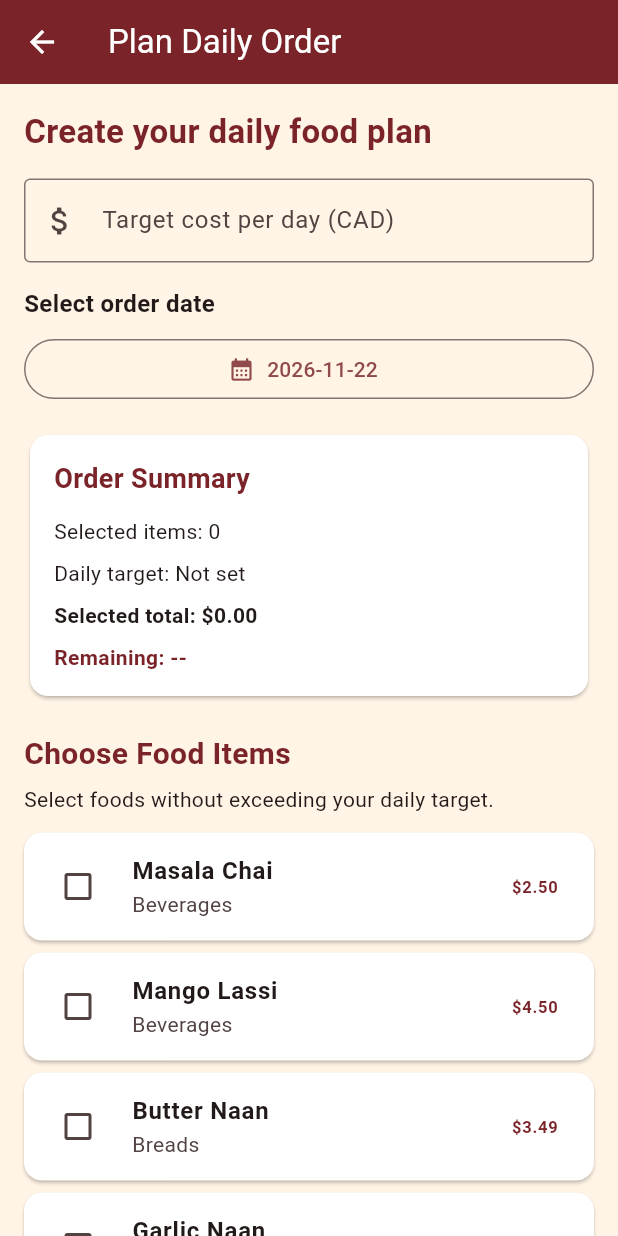
After one commit to dp0912/spice_garden_orders, a Flutter app: the screen it shows after launch, after a tap on "Plan Daily Order", on a phone screen of 412 x 824 dp. The commit adds this screen. Run offline on Flutter 3.47's test engine with Material 3 defaults, Android fonts, the phone set to English and light mode, and no system bars; our stand-ins replace material_ui, sqflite; accounts and stored records are empty.

Commit message:
Add daily order planner with date and budget validation

```diff
--- a/lib/main.dart
+++ b/lib/main.dart
@@ -3,16 +3,19 @@ import 'package:material_ui/material_ui.dart';
 
 import 'data/restaurant_database.dart';
 import 'screens/menu_screen.dart';
+import 'screens/plan_screen.dart';
 
+// Application entry point.
 Future<void> main() async {
   WidgetsFlutterBinding.ensureInitialized();
 
-  // Initialize and seed the database on first launch.
+  // Initialize SQLite and seed the menu on first launch.
   await RestaurantDatabase.instance.database;
 
   runApp(const SpiceGardenApp());
 }
 
+// Main application with custom restaurant theme.
 class SpiceGardenApp extends StatelessWidget {
   const SpiceGardenApp({super.key});
 
@@ -42,6 +45,9 @@ class SpiceGardenApp extends StatelessWidget {
               horizontal: 30,
               vertical: 16,
             ),
+            shape: RoundedRectangleBorder(
+              borderRadius: BorderRadius.circular(12),
+            ),
           ),
         ),
       ),
@@ -50,6 +56,7 @@ class SpiceGardenApp extends StatelessWidget {
   }
 }
 
+// Home screen with navigation to Menu and Daily Order Planner.
 class WelcomeScreen extends StatelessWidget {
   const WelcomeScreen({super.key});
 
@@ -62,17 +69,21 @@ class WelcomeScreen extends StatelessWidget {
         title: const Text('Spice Garden'),
       ),
       body: Center(
-        child: Padding(
+        child: SingleChildScrollView(
           padding: const EdgeInsets.all(24),
           child: Column(
             mainAxisSize: MainAxisSize.min,
             children: [
+              // Restaurant icon.
               const Icon(
                 Icons.restaurant_menu,
                 size: 85,
                 color: burgundy,
               ),
+
               const SizedBox(height: 20),
+
+              // Restaurant title.
               const Text(
                 'Welcome to Spice Garden',
                 textAlign: TextAlign.center,
@@ -81,12 +92,17 @@ class WelcomeScreen extends StatelessWidget {
                   fontWeight: FontWeight.bold,
                 ),
               ),
+
               const SizedBox(height: 10),
+
               const Text(
                 'Your daily food budget planner',
                 textAlign: TextAlign.center,
               ),
+
               const SizedBox(height: 30),
+
+              // Button 1: View restaurant menu.
               ElevatedButton.icon(
                 icon: const Icon(Icons.menu_book),
                 label: const Text('View Menu'),
@@ -100,6 +116,23 @@ class WelcomeScreen extends StatelessWidget {
                   );
                 },
               ),
+
+              const SizedBox(height: 14),
+
+              // Button 2: Open the daily order planner.
+              ElevatedButton.icon(
+                icon: const Icon(Icons.calendar_month),
+                label: const Text('Plan Daily Order'),
+                onPressed: () {
+                  Navigator.push(
+                    context,
+                    MaterialPageRoute(
+                      builder: (context) =>
+                      const PlanScreen(),
+                    ),
+                  );
+                },
+              ),
             ],
           ),
         ),
--- /dev/null
+++ b/lib/screens/plan_screen.dart
@@ -0,0 +1,353 @@
+
+import 'package:material_ui/material_ui.dart';
+
+import '../data/restaurant_database.dart';
+import '../models/food_item.dart';
+import '../utils/budget_utils.dart';
+
+class PlanScreen extends StatefulWidget {
+  const PlanScreen({super.key});
+
+  @override
+  State<PlanScreen> createState() => _PlanScreenState();
+}
+
+class _PlanScreenState extends State<PlanScreen> {
+  static const burgundy = Color(0xFF7A2329);
+
+  final TextEditingController _budgetController =
+  TextEditingController();
+
+  final Set<int> _selectedFoodIds = {};
+
+  late Future<List<FoodItem>> _foodItemsFuture;
+
+  DateTime _selectedDate = DateTime.now();
+  int _totalCents = 0;
+
+  @override
+  void initState() {
+    super.initState();
+
+    // Read food items from the existing SQLite database.
+    _foodItemsFuture =
+        RestaurantDatabase.instance.getAllFoodItems();
+  }
+
+  @override
+  void dispose() {
+    _budgetController.dispose();
+    super.dispose();
+  }
+
+  // Convert the selected date to a readable string.
+  String _formatDate(DateTime date) {
+    final year = date.year;
+    final month = date.month.toString().padLeft(2, '0');
+    final day = date.day.toString().padLeft(2, '0');
+
+    return '$year-$month-$day';
+  }
+
+  // Open a calendar to choose the order date.
+  Future<void> _pickDate() async {
+    final picked = await showDatePicker(
+      context: context,
+      initialDate: _selectedDate,
+      firstDate: DateTime(2020),
+      lastDate: DateTime(2100),
+    );
+
+    if (!mounted) return;
+
+    if (picked != null) {
+      setState(() {
+        _selectedDate = picked;
+      });
+    }
+  }
+
+  // Display a warning at the bottom of the screen.
+  void _showMessage(String message) {
+    ScaffoldMessenger.of(context).hideCurrentSnackBar();
+
+    ScaffoldMessenger.of(context).showSnackBar(
+      SnackBar(
+        content: Text(message),
+        duration: const Duration(seconds: 3),
+      ),
+    );
+  }
+
+  // Add or remove a food without exceeding the budget.
+  void _toggleFood(FoodItem food) {
+    // Allow removing an already selected food.
+    if (_selectedFoodIds.contains(food.id)) {
+      setState(() {
+        _selectedFoodIds.remove(food.id);
+        _totalCents -= food.priceCents;
+      });
+      return;
+    }
+
+    final targetCents =
+    parseBudgetToCents(_budgetController.text);
+
+    if (targetCents == null) {
+      _showMessage(
+        'Enter a valid daily budget first.',
+      );
+      return;
+    }
+
+    if (!canAddFood(
+      currentTotalCents: _totalCents,
+      itemPriceCents: food.priceCents,
+      targetCents: targetCents,
+    )) {
+      final remainingCents =
+          targetCents - _totalCents;
+
+      _showMessage(
+        'Budget exceeded! Only '
+            '${formatCents(remainingCents)} remaining.',
+      );
+      return;
+    }
+
+    setState(() {
+      _selectedFoodIds.add(food.id);
+      _totalCents += food.priceCents;
+    });
+  }
+
+  // Display the target, selected total and remaining budget.
+  Widget _buildBudgetSummary(int? targetCents) {
+    final remainingCents =
+    targetCents == null ? 0 : targetCents - _totalCents;
+
+    final overBudget =
+        targetCents != null && _totalCents > targetCents;
+
+    return Card(
+      color: Colors.white,
+      child: Padding(
+        padding: const EdgeInsets.all(16),
+        child: Column(
+          crossAxisAlignment: CrossAxisAlignment.start,
+          children: [
+            const Text(
+              'Order Summary',
+              style: TextStyle(
+                fontSize: 18,
+                fontWeight: FontWeight.bold,
+                color: burgundy,
+              ),
+            ),
+            const SizedBox(height: 12),
+            Text(
+              'Selected items: ${_selectedFoodIds.length}',
+            ),
+            const SizedBox(height: 8),
+            Text(
+              'Daily target: '
+                  '${targetCents == null ? 'Not set' : formatCents(targetCents)}',
+            ),
+            const SizedBox(height: 8),
+            Text(
+              'Selected total: ${formatCents(_totalCents)}',
+              style: const TextStyle(
+                fontWeight: FontWeight.bold,
+              ),
+            ),
+            const SizedBox(height: 8),
+            Text(
+              'Remaining: '
+                  '${targetCents == null ? '--' : formatCents(remainingCents)}',
+              style: TextStyle(
+                fontWeight: FontWeight.bold,
+                color: overBudget ? Colors.red : burgundy,
+              ),
+            ),
+            if (overBudget) ...[
+              const SizedBox(height: 12),
+              const Text(
+                'Your current selection exceeds the '
+                    'updated budget. Increase the budget '
+                    'or remove some food items.',
+                style: TextStyle(
+                  color: Colors.red,
+                  fontWeight: FontWeight.bold,
+                ),
+              ),
+            ],
+          ],
+        ),
+      ),
+    );
+  }
+
+  @override
+  Widget build(BuildContext context) {
+    final targetCents =
+    parseBudgetToCents(_budgetController.text);
+
+    return Scaffold(
+      appBar: AppBar(
+        title: const Text('Plan Daily Order'),
+      ),
+      body: FutureBuilder<List<FoodItem>>(
+        future: _foodItemsFuture,
+        builder: (context, snapshot) {
+          if (snapshot.connectionState ==
+              ConnectionState.waiting) {
+            return const Center(
+              child: CircularProgressIndicator(),
+            );
+          }
+
+          if (snapshot.hasError) {
+            return Center(
+              child: Text(
+                'Unable to load foods: ${snapshot.error}',
+              ),
+            );
+          }
+
+          final foods = snapshot.data ?? [];
+
+          if (foods.isEmpty) {
+            return const Center(
+              child: Text('No foods available.'),
+            );
+          }
+
+          return ListView(
+            padding: const EdgeInsets.all(16),
+            children: [
+              const Text(
+                'Create your daily food plan',
+                style: TextStyle(
+                  fontSize: 22,
+                  fontWeight: FontWeight.bold,
+                  color: burgundy,
+                ),
+              ),
+              const SizedBox(height: 16),
+
+              // Daily budget input.
+              TextField(
+                controller: _budgetController,
+                keyboardType:
+                const TextInputType.numberWithOptions(
+                  decimal: true,
+                ),
+                decoration: InputDecoration(
+                  labelText: 'Target cost per day (CAD)',
+                  hintText: 'e.g. 30.00',
+                  prefixIcon:
+                  const Icon(Icons.attach_money),
+                  border: const OutlineInputBorder(),
+                  errorText: _budgetController.text.isNotEmpty &&
+                      targetCents == null
+                      ? 'Enter a positive amount, up to 2 decimals.'
+                      : null,
+                ),
+                onChanged: (_) {
+                  setState(() {});
+                },
+              ),
+              const SizedBox(height: 16),
+
+              // Order date.
+              const Text(
+                'Select order date',
+                style: TextStyle(
+                  fontWeight: FontWeight.bold,
+                  fontSize: 16,
+                ),
+              ),
+              const SizedBox(height: 8),
+              OutlinedButton.icon(
+                icon: const Icon(Icons.calendar_month),
+                onPressed: _pickDate,
+                label: Text(
+                  _formatDate(_selectedDate),
+                ),
+              ),
+              const SizedBox(height: 16),
+
+              _buildBudgetSummary(targetCents),
+
+              const SizedBox(height: 20),
+              const Text(
+                'Choose Food Items',
+                style: TextStyle(
+                  fontSize: 20,
+                  fontWeight: FontWeight.bold,
+                  color: burgundy,
+                ),
+              ),
+              const SizedBox(height: 6),
+              const Text(
+                'Select foods without exceeding '
+                    'your daily target.',
+              ),
+              const SizedBox(height: 12),
+
+              // Select food items loaded from SQLite.
+              ...foods.map((food) {
+                final isSelected =
+                _selectedFoodIds.contains(food.id);
+
+                return Card(
+                  margin: const EdgeInsets.only(
+                    bottom: 8,
+                  ),
+                  color: isSelected
+                      ? const Color(0xFFFFE5D1)
+                      : Colors.white,
+                  child: CheckboxListTile(
+                    value: isSelected,
+                    activeColor: burgundy,
+                    controlAffinity:
+                    ListTileControlAffinity.leading,
+                    title: Text(
+                      food.name,
+                      style: const TextStyle(
+                        fontWeight: FontWeight.w600,
+                      ),
+                    ),
+                    subtitle: Text(food.category),
+                    secondary: Text(
+                      food.formattedPrice,
+                      style: const TextStyle(
+                        color: burgundy,
+                        fontWeight: FontWeight.bold,
+                      ),
+                    ),
+                    onChanged: (_) {
+                      _toggleFood(food);
+                    },
+                  ),
+                );
+              }),
+
+              const SizedBox(height: 16),
+              const Text(
+                'Selected foods are currently held '
+                    'in app state. Database saving will '
+                    'be added in the next stage.',
+                textAlign: TextAlign.center,
+                style: TextStyle(
+                  color: Colors.black54,
+                ),
+              ),
+              const SizedBox(height: 24),
+            ],
+          );
+        },
+      ),
+    );
+  }
+}
--- /dev/null
+++ b/lib/utils/budget_utils.dart
@@ -0,0 +1,46 @@
+
+/// Converts a dollar amount such as "30.50" into integer cents.
+/// Returns null when the input is invalid or not positive.
+int? parseBudgetToCents(String input) {
+  final value = input.trim();
+
+  if (!RegExp(r'^\d+(\.\d{1,2})?$').hasMatch(value)) {
+    return null;
+  }
+
+  final parts = value.split('.');
+  final dollars = int.tryParse(parts[0]);
+
+  if (dollars == null) return null;
+
+  final cents = parts.length == 2
+      ? int.parse(parts[1].padRight(2, '0'))
+      : 0;
+
+  final total = dollars * 100 + cents;
+  return total > 0 ? total : null;
+}
+
+/// Returns true only when adding the item stays within budget.
+bool canAddFood({
+  required int currentTotalCents,
+  required int itemPriceCents,
+  required int? targetCents,
+}) {
+  if (targetCents == null || targetCents <= 0) {
+    return false;
+  }
+
+  return currentTotalCents + itemPriceCents <= targetCents;
+}
+
+/// Formats integer cents as a CAD dollar amount.
+String formatCents(int value) {
+  final negative = value < 0;
+  final absolute = value.abs();
+
+  final dollars = absolute ~/ 100;
+  final cents = (absolute % 100).toString().padLeft(2, '0');
+
+  return '${negative ? '-' : ''}\$$dollars.$cents';
+}
```
Also changed, not shown: 1 other file.
